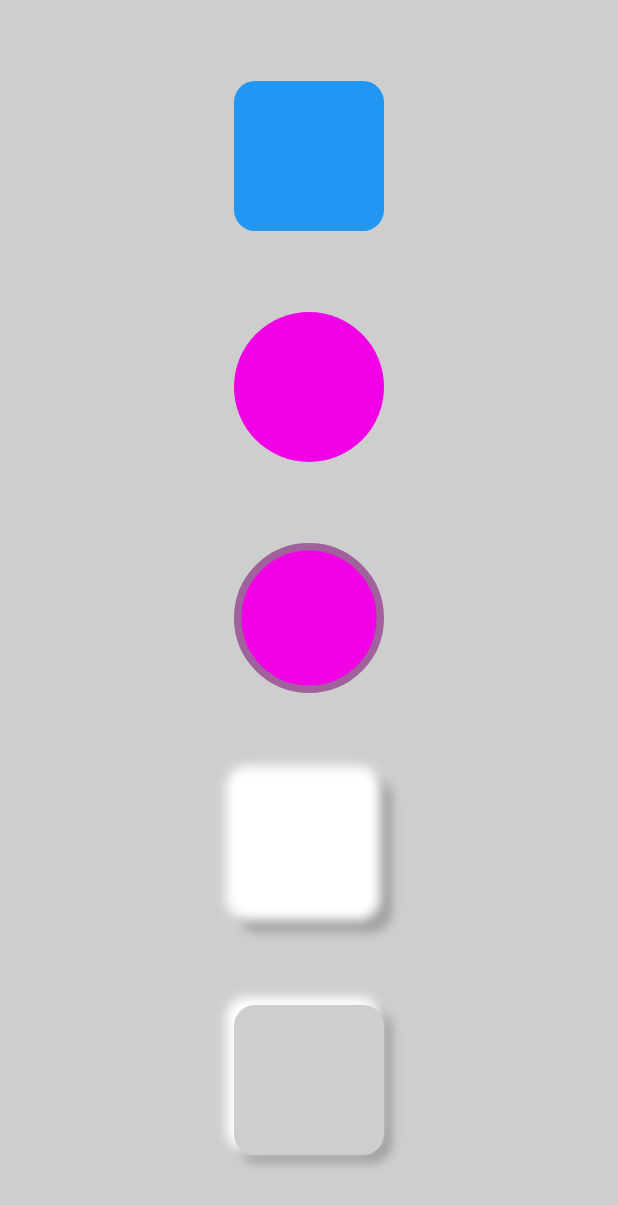
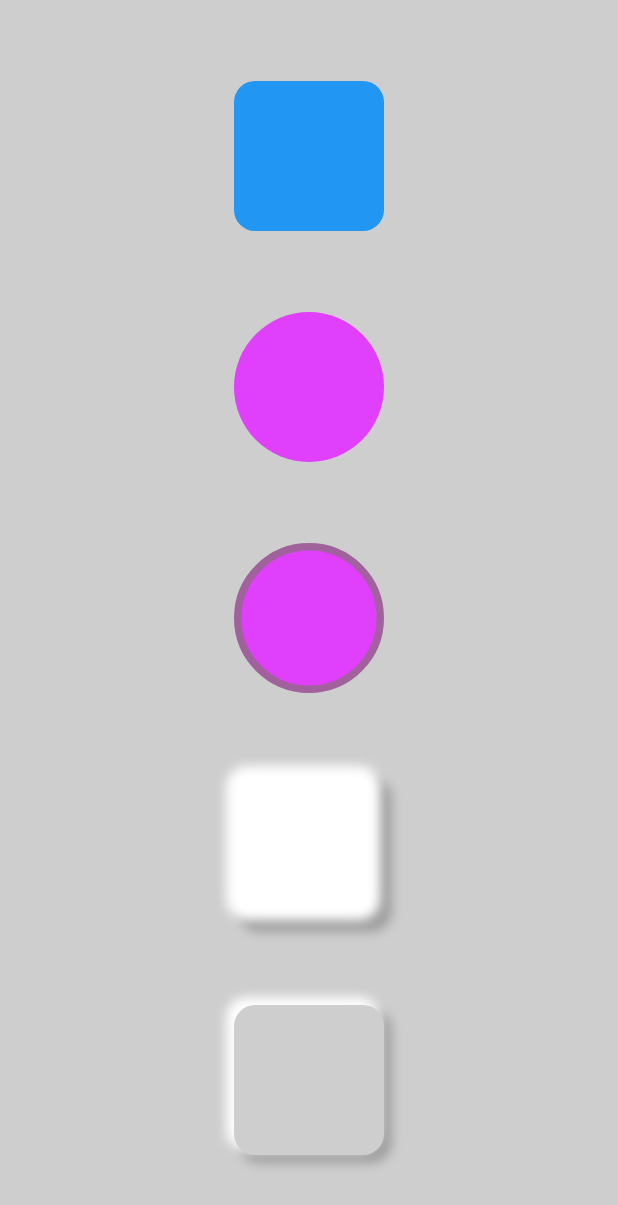
Before and after one commit to kashaf172725/code-, a Flutter app: the Types_Container screen opened directly, on a phone screen of 412 x 824 dp. Shown: the top 1205 px of the screen. Run offline on Flutter 3.47's test engine with Material 2 defaults, Android fonts, the phone set to English and light mode, and no system bars; our stand-ins replace hidden_drawer_menu.

Commit message:
MyColors folder

```diff
--- a/lib/Container.dart
+++ b/lib/Container.dart
@@ -1,4 +1,5 @@
 import 'package:flutter/material.dart';
+import 'package:flutter_application_1/utils/constants.dart';
 
 class Types_Container extends StatefulWidget {
   const Types_Container({super.key});
@@ -11,7 +12,7 @@ class _Types_ContainerState extends State<Types_Container> {
   @override
   Widget build(BuildContext context) {
     return Scaffold(
-      backgroundColor: const Color.fromARGB(255, 206, 206, 206),
+      backgroundColor:MyColors.backgroundcolor,
       body: Center(
         child: Column(
           mainAxisAlignment: MainAxisAlignment.spaceEvenly,
@@ -20,23 +21,23 @@ class _Types_ContainerState extends State<Types_Container> {
               height: 100,
               width: 100,
               decoration: BoxDecoration(
-                  borderRadius: BorderRadius.circular(14), color: Colors.blue),
+                  borderRadius: BorderRadius.circular(14), color:MyColors.blue),
             ),
             Container(
               height: 100,
               width: 100,
               decoration: BoxDecoration(
                   shape: BoxShape.circle,
-                  color: Color.fromARGB(255, 241, 1, 229)),
+                  color:MyColors.purple),
             ),
             Container(
               height: 100,
               width: 100,
               decoration: BoxDecoration(
                   border: Border.all(
-                      color: Color.fromARGB(255, 160, 97, 157), width: 5),
+                      color: MyColors.purpleboundry, width: 5),
                   shape: BoxShape.circle,
-                  color: Color.fromARGB(255, 241, 1, 229)),
+                  color:MyColors.purple),
             ),
             Container(
               height: 100,
@@ -45,12 +46,12 @@ class _Types_ContainerState extends State<Types_Container> {
                   borderRadius: BorderRadius.circular(14),
                   boxShadow: [
                     BoxShadow(
-                        color: Colors.grey.shade500,
+                        color: MyColors.grey,
                         offset: Offset(4.0, 4.0),
                         blurRadius: 5.0,
                         spreadRadius: 1.0),
                     BoxShadow(
-                        color: Colors.white,
+                        color: MyColors.white,
                         offset: Offset(-4.0, -4.0),
                         blurRadius: 5.0,
                         spreadRadius: 1.0)
@@ -60,16 +61,16 @@ class _Types_ContainerState extends State<Types_Container> {
               height: 100,
               width: 100,
               decoration: BoxDecoration(
-                  color: const Color.fromARGB(255, 206, 206, 206),
+                  color:  MyColors.backgroundcolor,
                   borderRadius: BorderRadius.circular(14),
                   boxShadow: [
                     BoxShadow(
-                        color: Colors.grey.shade500,
+                        color: MyColors.grey,
                         offset: Offset(4.0, 4.0),
                         blurRadius: 5.0,
                         spreadRadius: 1.0),
                     BoxShadow(
-                        color: Colors.white,
+                        color: MyColors.white,
                         offset: Offset(-4.0, -4.0),
                         blurRadius: 5.0,
                         spreadRadius: 1.0)
--- a/lib/alinment.dart
+++ b/lib/alinment.dart
@@ -1,4 +1,5 @@
 import 'package:flutter/material.dart';
+import 'package:flutter_application_1/utils/constants.dart';
 
 class Types_Alinment extends StatefulWidget {
   const Types_Alinment({super.key});
@@ -48,13 +49,13 @@ class _Types_AlinmentState extends State<Types_Alinment> {
 
 Widget alinment(var text, var text1) {
   return Container(
-    color: Color.fromARGB(255, 151, 223, 245),
+    color:MyColors.lightblue,
     height: 150,
     width: 150,
     alignment: text,
     child: Text(
       text1,
-      style: TextStyle(color: Colors.white),
+      style: TextStyle(color: MyColors.white),
     ),
   );
 }
--- a/lib/hiddendrawer_screens/pages/home_page.dart
+++ b/lib/hiddendrawer_screens/pages/home_page.dart
@@ -1,4 +1,6 @@
 import 'package:flutter/material.dart';
+
+import '../../utils/constants.dart';
 
 class HomePage extends StatefulWidget {
   const HomePage({super.key});
@@ -11,7 +13,7 @@ class _HomePageState extends State<HomePage> {
   @override
   Widget build(BuildContext context) {
     return Scaffold(
-      backgroundColor: Colors.purpleAccent,
+      backgroundColor:MyColors.purple
     );
   }
 }
--- a/lib/listview_screens/MySqure.dart
+++ b/lib/listview_screens/MySqure.dart
@@ -1,4 +1,5 @@
 import 'package:flutter/material.dart';
+import 'package:flutter_application_1/utils/constants.dart';
 
 class MySqure extends StatefulWidget {
   const MySqure({super.key});
@@ -14,7 +15,7 @@ class _MySqureState extends State<MySqure> {
           padding: EdgeInsets.all(12),
           child: Container(
             height: 200,
-            color: Colors.purple,
+            color: MyColors.purple,
           ),
         )
     ;
--- a/lib/swich_widget.dart
+++ b/lib/swich_widget.dart
@@ -1,4 +1,6 @@
 import 'package:flutter/material.dart';
+
+import 'utils/constants.dart';
 
 class Switch_widget extends StatefulWidget {
   const Switch_widget({super.key});
@@ -16,7 +18,7 @@ class _Switch_widgetState extends State<Switch_widget> {
          child:Switch(
       // This bool value toggles the switch.
       value: light,
-      activeColor: Colors.red,
+      activeColor: MyColors.red,
       onChanged: (bool value) {
         // This is called when the user toggles the switch.
         setState(() {
--- /dev/null
+++ b/lib/utils/constants.dart
@@ -0,0 +1,14 @@
+import 'package:flutter/material.dart';
+
+class MyColors{
+  static const red = Colors.red;
+  static const blue = Colors.blue;
+  static const grey = Colors.grey;
+  static const white = Colors.white;
+  static const green = Colors.green;
+  static const purple =  Colors.purpleAccent;
+  static const lightblue =  Color.fromARGB(255, 151, 223, 245);
+  static const lightpurple = Color.fromARGB(255, 221, 151, 233);
+  static const purpleboundry = Color.fromARGB(255, 160, 97, 157);
+  static const backgroundcolor = Color.fromARGB(255, 206, 206, 206);
+}
```
Also changed, not shown: lib/hiddendrawer_screens/hiden_drawer.dart (+5 -4 lines), lib/increment.dart (+5 -3 lines), lib/info.dart (+12 -11 lines).
